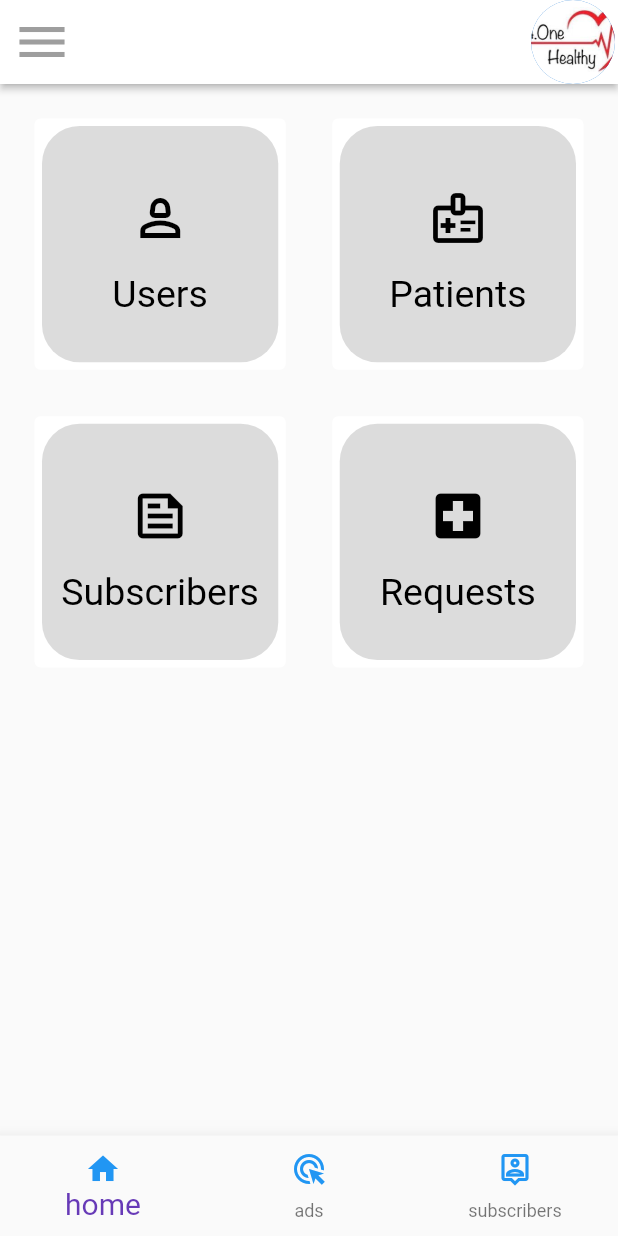
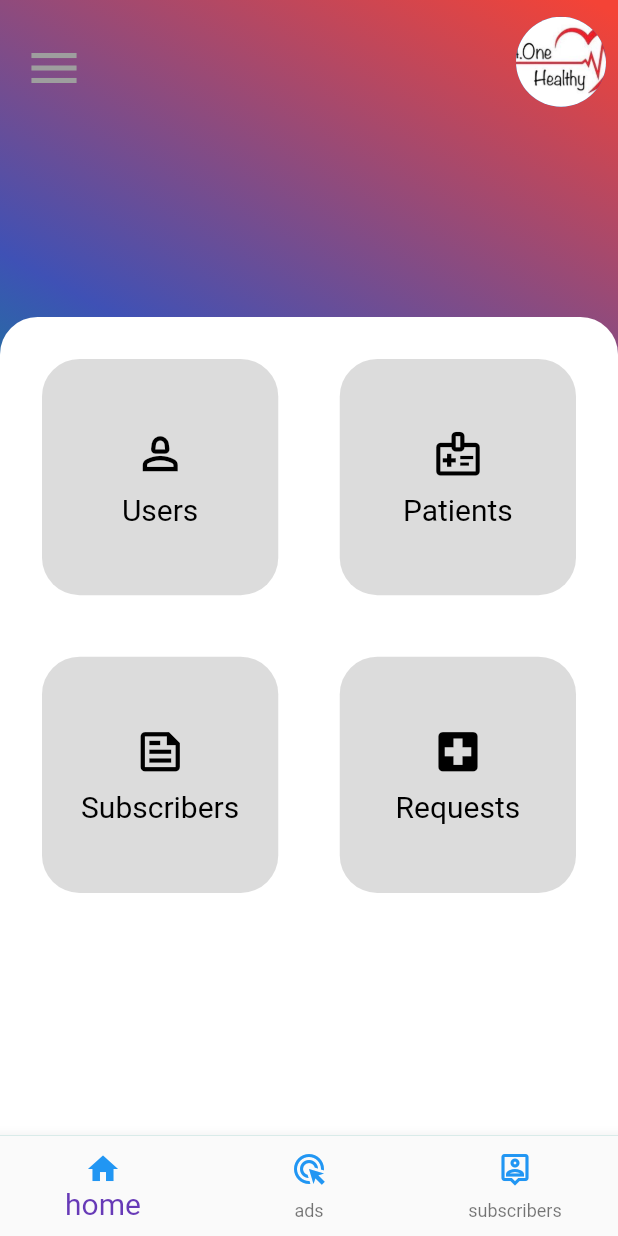
Before and after one commit to AbdullahOmaar/o_one_healthy, a Flutter app: the DashboardScreen screen opened by its route, on a phone screen of 412 x 824 dp. Run offline on Flutter 3.47's test engine with Material 2 defaults, Android fonts, the phone set to English and light mode, and no system bars; drawn by our look-alikes of auto_size_text; our stand-ins replace cloud_firestore, device_preview, easy_localization, file_picker, firebase_core, firebase_database and 4 more; missing offline and left inert: cron, random_password_generator, search_page, syncfusion_flutter_pdfviewer, workmanager; accounts and stored records are empty.

Commit message:
Modify main dashboard screen

```diff
--- a/lib/screens/doctor_dashboard_screen/view/dashboard_screen.dart
+++ b/lib/screens/doctor_dashboard_screen/view/dashboard_screen.dart
@@ -41,8 +41,35 @@ class _DoctorDashboardScreenState extends ConsumerState<DashboardScreen> {
   ) {
     return Scaffold(
       bottomNavigationBar: const CustomBottomBarWidget(),
-        appBar: AppBar(
-          leading: IconButton(
+      body: Container(
+        decoration: const BoxDecoration(
+            gradient: LinearGradient(
+          begin: Alignment.topRight,
+          end: Alignment.bottomLeft,
+          stops: [
+            0.01,
+            0.4,
+            0.6,
+          ],
+          colors: [
+            Colors.red,
+            Colors.indigo,
+            Colors.teal,
+          ],
+        )),
+        child: Column(
+          crossAxisAlignment: CrossAxisAlignment.start,
+          children: [
+            SafeArea(
+                child: SizedBox(
+              width: MediaQuery.of(context).size.width,
+              height: MediaQuery.of(context).size.height * 0.1,
+              child: Padding(
+                padding: const EdgeInsets.all(8.0),
+                child: Row(
+                  mainAxisAlignment: MainAxisAlignment.spaceBetween,
+                  children: [
+                    IconButton(
                         onPressed: () async {
                           await storage.delete(key: 'userSession');
                           await storage.delete(key: 'currentUser');
@@ -57,26 +84,41 @@ class _DoctorDashboardScreenState extends ConsumerState<DashboardScreen> {
                           size: 40,
                           color: Colors.grey,
                         )),
-          title: Text(
-            user?.name ?? '',
-            style: const TextStyle(
-                fontWeight: FontWeight.bold,
-                fontSize: 20,
-                color: Colors.black54),
-          ),
-          actions: [
                     CircleAvatar(
                         radius: 30,
                         backgroundImage:
                             Image.asset('assets/images/logo/logo.jpeg').image),
                   ],
-          backgroundColor: Colors.white,
-          elevation: 2.0,
                 ),
-        body: Padding(
+              ),
+            )),
+            Padding(
+              padding: const EdgeInsets.all(15.0),
+              child: SizedBox(
+                width: MediaQuery.of(context).size.width,
+                height: MediaQuery.of(context).size.height * 0.12,
+                child: Text(
+                  user?.name ?? '',
+                  style: const TextStyle(
+                      color: Colors.white,
+                      fontWeight: FontWeight.bold,
+                      fontSize: 20),
+                ),
+              ),
+            ),
+            Expanded(
+              child: Container(
+                decoration: const BoxDecoration(
+                    color: Colors.white,
+                    borderRadius: BorderRadius.only(
+                      topLeft: Radius.circular(25),
+                      topRight: Radius.circular(25),
+                    )),
+                child: Padding(
                   padding: const EdgeInsets.all(15.0),
                   child: GridView(
-              gridDelegate: const SliverGridDelegateWithFixedCrossAxisCount(
+                      gridDelegate:
+                          const SliverGridDelegateWithFixedCrossAxisCount(
                         crossAxisCount: 2,
                         crossAxisSpacing: 15.0,
                         mainAxisSpacing: 15.0,
@@ -84,41 +126,41 @@ class _DoctorDashboardScreenState extends ConsumerState<DashboardScreen> {
                       children: [
                         makeDashboardItem("Users", Icons.person_2_outlined, () {
                           Navigator.of(context).pushAndRemoveUntil(
-                    RouteGenerator.generateRoute(
-                        const RouteSettings(name: AppRoutes.usersScreen)),
+                            RouteGenerator.generateRoute(const RouteSettings(
+                                name: AppRoutes.usersScreen)),
                             (route) => false,
                           );
                         }),
                         makeDashboardItem(
                             "Patients", Icons.medical_information_outlined, () {
                           Navigator.of(context).pushAndRemoveUntil(
-                    RouteGenerator.generateRoute(
-                        const RouteSettings(name: AppRoutes.patientScreen)),
+                            RouteGenerator.generateRoute(const RouteSettings(
+                                name: AppRoutes.patientScreen)),
                             (route) => false,
                           );
                         }),
-                makeDashboardItem("Subscribers", Icons.feed_outlined, () {
+                        makeDashboardItem("Subscribers", Icons.feed_outlined,
+                            () {
                           Navigator.of(context).pushAndRemoveUntil(
-                    RouteGenerator.generateRoute(
-                        const RouteSettings(name: AppRoutes.subscribersScreen)),
+                            RouteGenerator.generateRoute(const RouteSettings(
+                                name: AppRoutes.subscribersScreen)),
                             (route) => false,
                           );
                         }),
-                makeDashboardItem("Requests", Icons.local_hospital, ()  {
+                        makeDashboardItem("Requests", Icons.local_hospital, () {
                           Navigator.of(context).pushAndRemoveUntil(
-                    RouteGenerator.generateRoute(
-                        const RouteSettings(name: AppRoutes.subscribeRequestsScreen)),
+                            RouteGenerator.generateRoute(const RouteSettings(
+                                name: AppRoutes.subscribeRequestsScreen)),
                             (route) => false,
                           );
                         }),
                       ]),
-        )
-
-        //       Text(
-        //         user?.name ?? '',
-        //         style: const TextStyle(fontWeight: FontWeight.bold, fontSize: 20),
-        //       ),
-
+                ),
+              ),
+            ),
+          ],
+        ),
+      ),
     );
   }
 
@@ -142,25 +184,22 @@ class _DoctorDashboardScreenState extends ConsumerState<DashboardScreen> {
             child: InkWell(
               onTap: onTap,
               child: Column(
-                crossAxisAlignment: CrossAxisAlignment.stretch,
                 mainAxisSize: MainAxisSize.min,
                 verticalDirection: VerticalDirection.down,
+                mainAxisAlignment: MainAxisAlignment.center,
                 children: [
-                  SizedBox(height: MediaQuery.of(context).size.height * .05),
-                  Center(
-                      child: Icon(
+                  // SizedBox(height: MediaQuery.of(context).size.height * .05),
+                  Icon(
                     icon,
-                    size: 40.0,
+                    size: 35.0,
                     color: Colors.black,
-                  )),
-                  SizedBox(height: MediaQuery.of(context).size.height * .02),
-                  Center(
-                    child: AutoSizeText(title,
+                  ),
+                  SizedBox(height: MediaQuery.of(context).size.height * .01),
+                  AutoSizeText(title,
                       overflow: TextOverflow.ellipsis,
                       maxLines: 2,
-                        style: const TextStyle(
-                            fontSize: 25.0, color: Colors.black)),
-                  )
+                      style:
+                          const TextStyle(fontSize: 20.0, color: Colors.black))
                 ],
               ),
             ),
--- a/lib/screens/doctor_dashboard_screen/view/doctor_dashboard.dart
+++ b/lib/screens/doctor_dashboard_screen/view/doctor_dashboard.dart
@@ -122,13 +122,13 @@ class _DoctorDashboardState extends ConsumerState<DoctorDashboard> {
             Container(
               padding: const EdgeInsets.all(4),
               margin: const EdgeInsets.fromLTRB(8, 8, 8, 8),
-              height: MediaQuery.of(context).size.height * 0.37,
+              height: MediaQuery.of(context).size.height * 0.40,
               child: Column(
                 children: [
                   Padding(
                     padding: const EdgeInsets.all(8.0),
                     child: SizedBox(
-                      height: MediaQuery.of(context).size.height * 0.045,
+                      height: MediaQuery.of(context).size.height * 0.05,
                       child: ToggleButtons(
                         fillColor: Colors.indigo,
                         selectedColor: Colors.white,
--- a/lib/screens/doctor_dashboard_screen/view/widgets/user_card.dart
+++ b/lib/screens/doctor_dashboard_screen/view/widgets/user_card.dart
@@ -15,9 +15,9 @@ class UserCard extends StatelessWidget {
     final Size screenSize = MediaQuery.of(context).size;
     return Center(
       child: SizedBox(
-        width: screenSize.width * 0.44,
+        width: screenSize.width * 0.45,
         child: Card(
-          margin: const EdgeInsets.fromLTRB(12, 5, 12, 5),
+          margin: const EdgeInsets.fromLTRB(8, 5, 8, 5),
           // color: user.privileges.isAdmin ? Colors.indigo : Colors.white70,
           color: Colors.indigo,
           elevation: 20,
@@ -32,12 +32,11 @@ class UserCard extends StatelessWidget {
                 Padding(
                   padding: const EdgeInsets.fromLTRB(2, 10, 2, 8),
                   child: Row(
-                    // mainAxisAlignment: MainAxisAlignment.spaceEvenly,
                     children: [
                       Padding(
                         padding: const EdgeInsets.all(5.0),
                         child: CircleAvatar(
-                            radius: 22,
+                            radius: 18,
                             backgroundImage:
                                 Image.asset('assets/images/logo/logo.jpeg')
                                     .image
@@ -110,7 +109,7 @@ class UserCard extends StatelessWidget {
   Widget getPatientNameText(String text, bool isAdmin) => Text(
         text,
         style: TextStyle(
-            fontSize: 18,
+            fontSize: 15,
             fontWeight: FontWeight.bold,
             color: isAdmin ? Colors.white : Colors.indigo),
       );
```
Lines whose indentation alone changed are shown as unchanged.
